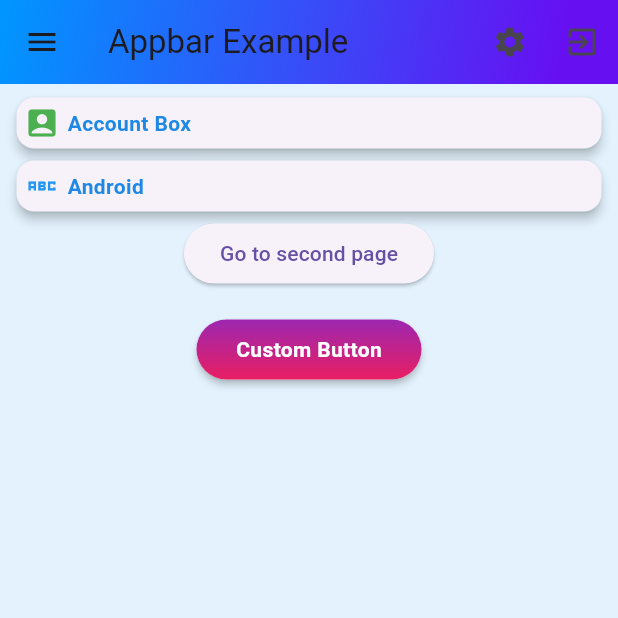
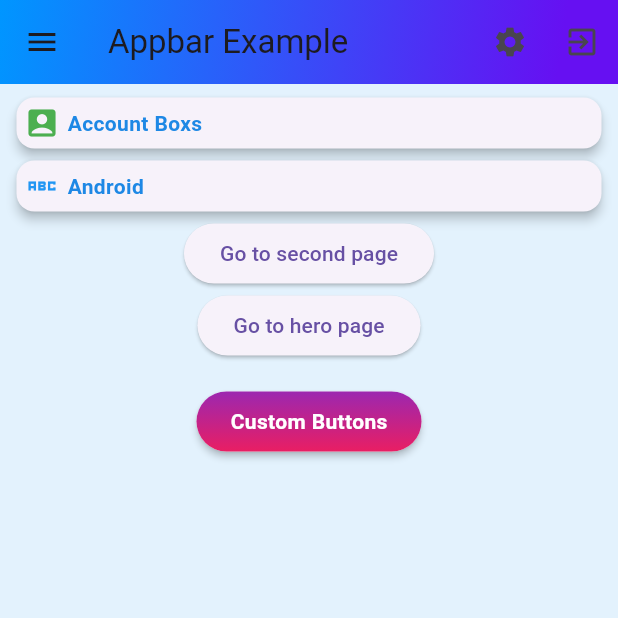
Before and after one commit to MFaqihRidho/learn-flutter, a Flutter app: the MainPage screen opened directly, on a phone screen of 412 x 824 dp, the top half of it. Run offline on Flutter 3.47's test engine with Material 3 defaults, Android fonts, the phone set to English and light mode, and no system bars; network calls fail.

Commit message:
✨ hero animation

```diff
--- a/lib/main_page.dart
+++ b/lib/main_page.dart
@@ -1,4 +1,5 @@
 import 'package:flutter/material.dart';
+import 'package:quran_app/hero_page.dart';
 import 'package:quran_app/login_page.dart';
 import 'package:quran_app/second_page.dart';
 
@@ -42,7 +43,7 @@ class MainPage extends StatelessWidget {
                 Icons.account_box,
                 color: Colors.green.shade500,
               ),
-              'Account Box'),
+              'Account Boxs'),
           buildCard(
               Icon(
                 Icons.abc_sharp,
@@ -56,6 +57,17 @@ class MainPage extends StatelessWidget {
               onPressed: () {
                 Navigator.push(context, MaterialPageRoute(builder: (context) {
                   return const SecondPage();
+                }));
+              },
+            ),
+          ),
+          Center(
+            child: ElevatedButton(
+              child: const Text("Go to hero page"),
+              style: ElevatedButton.styleFrom(shape: const StadiumBorder()),
+              onPressed: () {
+                Navigator.push(context, MaterialPageRoute(builder: (context) {
+                  return const HeroPage();
                 }));
               },
             ),
@@ -83,7 +95,7 @@ class MainPage extends StatelessWidget {
                   onTap: () {},
                   child: Center(
                     child: Text(
-                      'Custom Button',
+                      'Custom Buttons',
                       style: TextStyle(
                           color: Colors.white, fontWeight: FontWeight.w600),
                     ),
@@ -91,7 +103,7 @@ class MainPage extends StatelessWidget {
                 ),
               ),
             ),
-          ))
+          )),
         ],
       ),
     );
```
Also changed, not shown: lib/hero_page.dart (added, +42 -0 lines), lib/hero_page_second.dart (added, +32 -0 lines).
